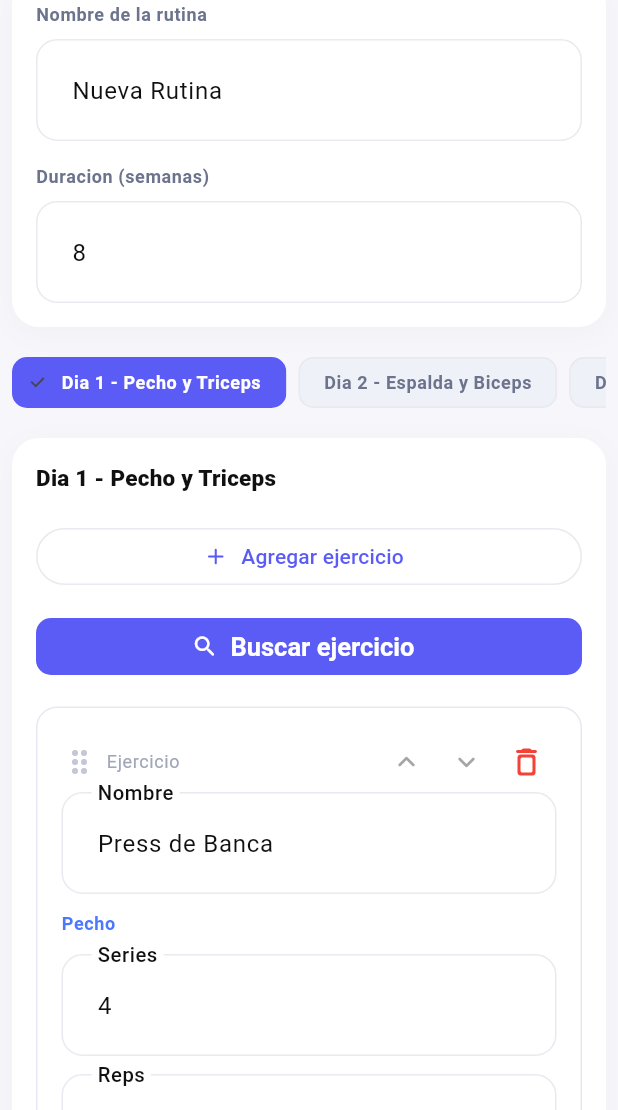
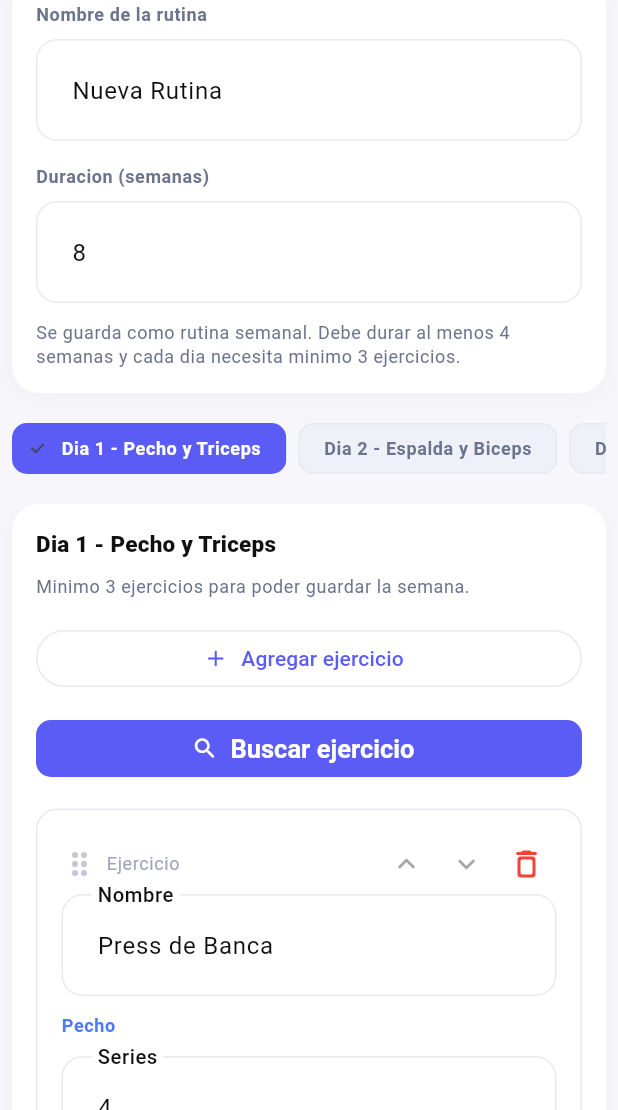
Before and after one commit to candelariadev/gym_app, a Flutter app: the CoachCreateRoutinePage screen opened by its route, on a phone screen of 412 x 824 dp, the part 126-1236 px from its top. Run offline on Flutter 3.47's test engine with Material 3 defaults, Android fonts, the phone set to English and light mode, and no system bars; Roboto replaces fonts that are missing (Segoe UI).

Commit message:
validaccion de ejercicios por rutina

```diff
--- a/lib/features/coach/domain/routine_builder_models.dart
+++ b/lib/features/coach/domain/routine_builder_models.dart
@@ -7,12 +7,25 @@ class RoutineDraft {
     required this.days,
   });
 
+  static const int minimumExercisesPerDay = 3;
+  static const int minimumDurationWeeks = 4;
+
   final String name;
   final int durationWeeks;
   final List<RoutineDayDraft> days;
 
   int get totalExercises =>
       days.fold(0, (total, day) => total + day.exercises.length);
+
+  bool get hasMinimumDuration => durationWeeks >= minimumDurationWeeks;
+
+  bool get isWeeklyRoutineComplete =>
+      days.isNotEmpty &&
+      days.every((day) => day.exercises.length >= minimumExercisesPerDay);
+
+  List<RoutineDayDraft> get daysBelowMinimumExercises => days
+      .where((day) => day.exercises.length < minimumExercisesPerDay)
+      .toList(growable: false);
 }
 
 class RoutineDayDraft {
--- a/lib/features/coach/presentation/pages/coach_create_routine_page.dart
+++ b/lib/features/coach/presentation/pages/coach_create_routine_page.dart
@@ -40,11 +40,34 @@ class _CoachCreateRoutinePageState extends State<CoachCreateRoutinePage> {
 
   void _saveAndAssign() {
     final draft = _controller.draft;
-    final hasExercises = draft.days.any((day) => day.exercises.isNotEmpty);
-    if (draft.name.trim().isEmpty || !hasExercises) {
+    if (draft.name.trim().isEmpty) {
       ScaffoldMessenger.of(context).showSnackBar(
         const SnackBar(
-          content: Text('Agrega un nombre y al menos un ejercicio antes de guardar.'),
+          content: Text('Agrega un nombre antes de guardar la rutina.'),
+        ),
+      );
+      return;
+    }
+
+    if (!draft.hasMinimumDuration) {
+      ScaffoldMessenger.of(context).showSnackBar(
+        SnackBar(
+          content: Text(
+            'La rutina semanal debe asignarse por al menos ${RoutineDraft.minimumDurationWeeks} semanas.',
+          ),
+        ),
+      );
+      return;
+    }
+
+    final incompleteDays = draft.daysBelowMinimumExercises;
+    if (incompleteDays.isNotEmpty) {
+      final labels = incompleteDays.map((day) => day.label).join(', ');
+      ScaffoldMessenger.of(context).showSnackBar(
+        SnackBar(
+          content: Text(
+            'No se puede guardar. Cada dia de la semana debe tener minimo ${RoutineDraft.minimumExercisesPerDay} ejercicios. Revisa: $labels.',
+          ),
         ),
       );
       return;
@@ -152,6 +175,16 @@ class _CoachCreateRoutinePageState extends State<CoachCreateRoutinePage> {
                             ),
                           ),
                         ),
+                        const SizedBox(height: AppSpacing.small),
+                        Align(
+                          alignment: Alignment.centerLeft,
+                          child: Text(
+                            'Se guarda como rutina semanal. Debe durar al menos ${RoutineDraft.minimumDurationWeeks} semanas y cada dia necesita minimo ${RoutineDraft.minimumExercisesPerDay} ejercicios.',
+                            style: theme.textTheme.bodySmall?.copyWith(
+                              color: const Color(0xFF6C748D),
+                            ),
+                          ),
+                        ),
                       ],
                     ),
                   ),
@@ -192,6 +225,13 @@ class _CoachCreateRoutinePageState extends State<CoachCreateRoutinePage> {
                           selectedDay.title,
                           style: theme.textTheme.titleMedium?.copyWith(
                             fontWeight: FontWeight.w800,
+                          ),
+                        ),
+                        const SizedBox(height: AppSpacing.xSmall),
+                        Text(
+                          'Minimo ${RoutineDraft.minimumExercisesPerDay} ejercicios para poder guardar la semana.',
+                          style: theme.textTheme.bodySmall?.copyWith(
+                            color: const Color(0xFF6C748D),
                           ),
                         ),
                         const SizedBox(height: AppSpacing.medium),
```
